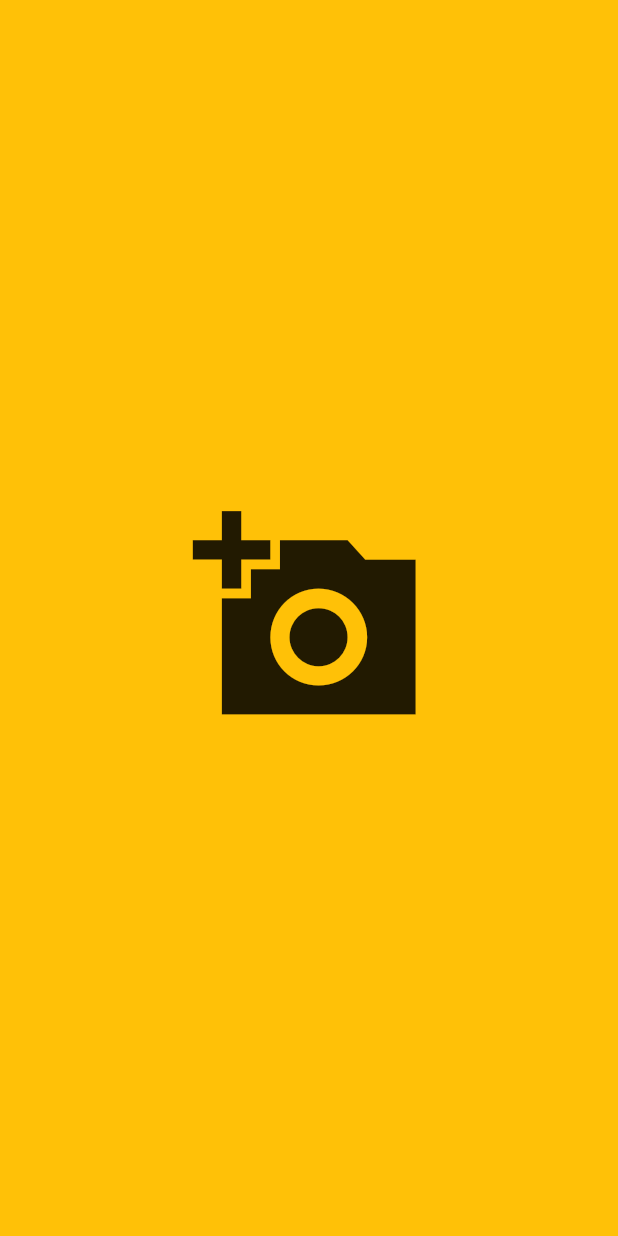
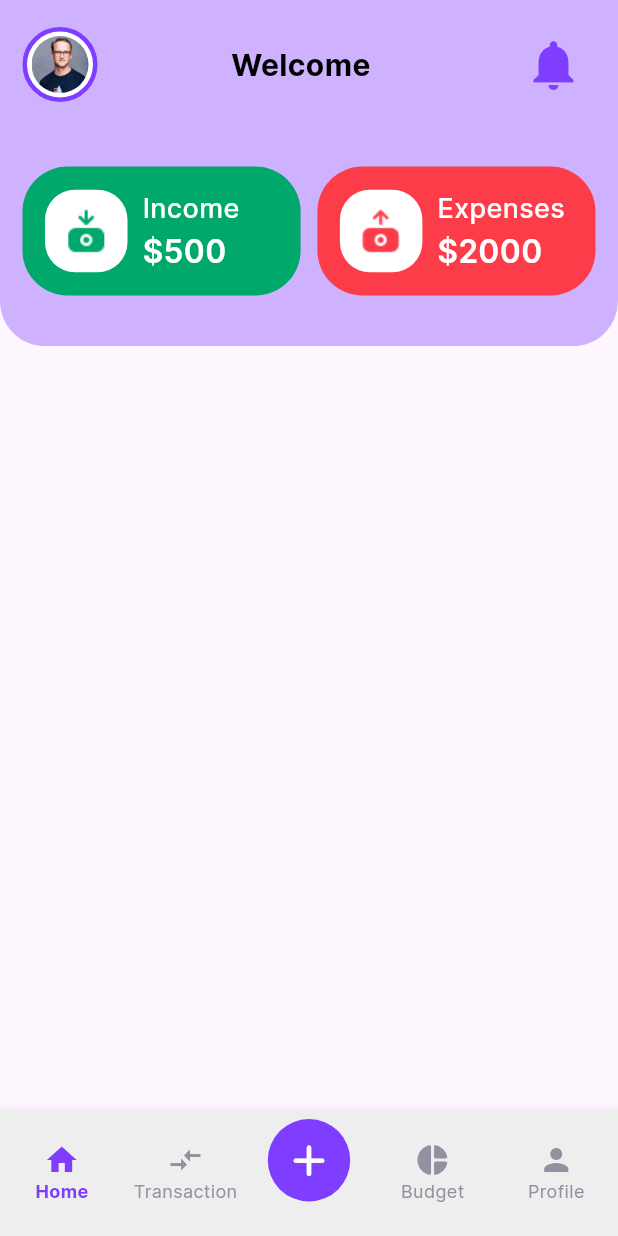
Before and after one commit to harsha-1211/expenz-app, a Flutter app: the MainScreen screen opened directly, on a phone screen of 412 x 824 dp. Run offline on Flutter 3.47's test engine with Material 3 defaults, Android fonts, the phone set to English and light mode, and no system bars; our stand-ins replace shared_preferences, smooth_page_indicator; accounts and stored records are empty.

Commit message:
home page top

```diff
--- /dev/null
+++ b/lib/screens/add_new_screen.dart
@@ -0,0 +1,19 @@
+import 'package:flutter/material.dart';
+
+class AddNewScreen extends StatefulWidget {
+  const AddNewScreen({super.key});
+
+  @override
+  State<AddNewScreen> createState() => _AddNewScreenState();
+}
+
+class _AddNewScreenState extends State<AddNewScreen> {
+  @override
+  Widget build(BuildContext context) {
+    return Scaffold(
+      appBar: AppBar(
+        title: Text("add new Page"),
+      ),
+    );
+  }
+}
--- /dev/null
+++ b/lib/screens/budget_page.dart
@@ -0,0 +1,19 @@
+import 'package:flutter/material.dart';
+
+class BudgetPage extends StatefulWidget {
+  const BudgetPage({super.key});
+
+  @override
+  State<BudgetPage> createState() => _BudgetPageState();
+}
+
+class _BudgetPageState extends State<BudgetPage> {
+  @override
+  Widget build(BuildContext context) {
+    return Scaffold(
+      appBar: AppBar(
+        title: Text("budget Page"),
+      ),
+    );
+  }
+}
--- /dev/null
+++ b/lib/screens/home_page.dart
@@ -0,0 +1,117 @@
+import 'package:expenz_app/widgets/income_expence_card.dart';
+import 'package:flutter/material.dart';
+
+import 'package:expenz_app/constant/colors.dart';
+import 'package:expenz_app/constant/constants.dart';
+import 'package:expenz_app/services/user_service.dart';
+
+class HomePage extends StatefulWidget {
+  const HomePage({super.key});
+
+  @override
+  State<HomePage> createState() => _HomePageState();
+}
+
+class _HomePageState extends State<HomePage> {
+  //for store the username
+  String userName = "";
+
+  @override
+  void initState() {
+    //get a username from shared preferences
+    UserService.getUserData().then((value) {
+      if (value["UserName"] != null) {
+        userName = value["UserName"]!;
+      }
+    });
+    super.initState();
+  }
+
+  @override
+  Widget build(BuildContext context) {
+    return Scaffold(
+      body: SafeArea(
+        child: SingleChildScrollView(
+          child: Column(
+            children: [
+              Container(
+                height: MediaQuery.of(context).size.height * 0.28,
+                decoration: BoxDecoration(
+                  // ignore: deprecated_member_use
+                  color: kMainColor.withOpacity(0.37),
+                  borderRadius: BorderRadius.only(
+                    bottomLeft: Radius.circular(30),
+                    bottomRight: Radius.circular(30),
+                  ),
+                ),
+                child: Padding(
+                  padding: EdgeInsets.symmetric(horizontal: kDefaultPadding),
+                  child: Column(
+                    children: [
+                      SizedBox(height: 15),
+                      Row(
+                        mainAxisAlignment: MainAxisAlignment.spaceBetween,
+                        children: [
+                          Container(
+                            height: 50,
+                            width: 50,
+                            decoration: BoxDecoration(
+                              shape: BoxShape.circle,
+                              color: kWhite,
+                              border: Border.all(color: kMainColor, width: 3),
+                            ),
+                            child: Padding(
+                              padding: const EdgeInsets.all(3),
+                              child: ClipRRect(
+                                borderRadius: BorderRadiusGeometry.circular(100),
+                                child: Image.asset("assets/images/user.jpg"),
+                              ),
+                            ),
+                          ),
+                          Text(
+                            "Welcome $userName",
+                            style: TextStyle(
+                              color: kBlack,
+                              fontSize: 20,
+                              fontWeight: FontWeight.bold,
+                            ),
+                          ),
+                          IconButton(
+                            onPressed: () {},
+                            icon: Icon(
+                              Icons.notifications,
+                              color: kMainColor,
+                              size: 40,
+                            ),
+                          ),
+                        ],
+                      ),
+                      SizedBox(height: 40),
+                      Row(
+                        mainAxisAlignment: MainAxisAlignment.spaceBetween,
+                        children: [
+                          IncomeExpenceCard(
+                            title: "Income",
+                            amount: 500,
+                            imageUrl: "assets/images/income.png",
+                            cardBGColor: kGreen,
+                          ),
+                          IncomeExpenceCard(
+                            title: "Expenses",
+                            amount: 2000,
+                            imageUrl: "assets/images/expense.png",
+                            cardBGColor: kRed,
+                          ),
+                        ],
+                      ),
+                    ],
+                  ),
+                ),
+              ),
+            ],
+          ),
+        ),
+      ),
+    );
+  }
+}
--- a/lib/screens/main_screen.dart
+++ b/lib/screens/main_screen.dart
@@ -1,3 +1,9 @@
+import 'package:expenz_app/constant/colors.dart';
+import 'package:expenz_app/screens/add_new_screen.dart';
+import 'package:expenz_app/screens/budget_page.dart';
+import 'package:expenz_app/screens/home_page.dart';
+import 'package:expenz_app/screens/profile_page.dart';
+import 'package:expenz_app/screens/transaction_page.dart';
 import 'package:flutter/material.dart';
 
 class MainScreen extends StatefulWidget {
@@ -8,11 +14,63 @@ class MainScreen extends StatefulWidget {
 }
 
 class _MainScreenState extends State<MainScreen> {
+  //current page index
+  int _currentIndex = 0;
+
   @override
   Widget build(BuildContext context) {
+    //screen list
+    final List<Widget> pages = [
+      HomePage(),
+      TransactionPage(),
+      AddNewScreen(),
+      BudgetPage(),
+      ProfilePage(),
+    ];
     return Scaffold(
-      backgroundColor: Colors.amber,
-      body: Center(child: Icon(Icons.add_a_photo_sharp, size: 155,)),
+      bottomNavigationBar: BottomNavigationBar(
+        type: BottomNavigationBarType.fixed,
+        backgroundColor: kLightGrey,
+        selectedItemColor: kMainColor,
+        unselectedItemColor: kGrey,
+        currentIndex: _currentIndex,
+        onTap: (index) {
+          setState(() {
+            _currentIndex = index;
+          });
+        },
+        selectedLabelStyle: TextStyle(
+          fontWeight: FontWeight.bold,
+          fontSize: 12,
+        ),
+        items: [
+          BottomNavigationBarItem(icon: Icon(Icons.home), label: "Home"),
+          BottomNavigationBarItem(
+            icon: Icon(Icons.compare_arrows_outlined),
+            label: "Transaction",
+          ),
+          BottomNavigationBarItem(
+            icon: Container(
+              height: 55,
+              width: 55,
+              decoration: BoxDecoration(
+                color: kMainColor,
+                shape: BoxShape.circle,
+              ),
+              child: Center(
+                child: Icon(Icons.add_rounded, color: kWhite, size: 35),
+              ),
+            ),
+            label: "",
+          ),
+          BottomNavigationBarItem(
+            icon: Icon(Icons.pie_chart_rounded),
+            label: "Budget",
+          ),
+          BottomNavigationBarItem(icon: Icon(Icons.person), label: "Profile"),
+        ],
+      ),
+      body: pages[_currentIndex],
     );
   }
 }
--- /dev/null
+++ b/lib/screens/profile_page.dart
@@ -0,0 +1,33 @@
+import 'package:expenz_app/constant/colors.dart';
+import 'package:flutter/material.dart';
+
+class ProfilePage extends StatelessWidget {
+  const ProfilePage({super.key});
+
+  @override
+  Widget build(BuildContext context) {
+    return Scaffold(
+      body: SafeArea(child: Column(
+        children: [
+          Row(
+            children: [
+              Container(
+                height: 35,
+                width: 35,
+                decoration: BoxDecoration(
+                  shape: BoxShape.circle,
+                  color: kWhite,
+                  border: Border.all(
+                    color: kMainColor,
+                    width: 3,
+                  )
+                ),
+              )
+            ],
+          ),
+
+        ],
+      )),
+    );
+  }
+}
--- /dev/null
+++ b/lib/screens/transaction_page.dart
@@ -0,0 +1,19 @@
+import 'package:flutter/material.dart';
+
+class TransactionPage extends StatefulWidget {
+  const TransactionPage({super.key});
+
+  @override
+  State<TransactionPage> createState() => _TransactionPageState();
+}
+
+class _TransactionPageState extends State<TransactionPage> {
+  @override
+  Widget build(BuildContext context) {
+    return Scaffold(
+      appBar: AppBar(
+        title: Text("transactions Page"),
+      ),
+    );
+  }
+}
--- a/lib/services/user_service.dart
+++ b/lib/services/user_service.dart
@@ -36,10 +36,19 @@ class UserService {
   }
 
   //method to check is username saved in shared preferences??
-  static Future<bool> isSavedUserName()async{
+  static Future<bool> isSavedUserName() async {
     //create an instance a shared preferences
     SharedPreferences prefs = await SharedPreferences.getInstance();
     String? userName = prefs.getString("UserName");
     return userName != null;
   }
+
+  //methods to a get username and email
+  static Future<Map<String, String>> getUserData() async {
+    //create an instance a shared preferences
+    SharedPreferences prefs = await SharedPreferences.getInstance();
+    String? userName = await prefs.getString("UserName");
+    String? email = await prefs.getString("Email");
+    return {"UserName": ?userName , "Email": ?email};
+  }
 }
--- /dev/null
+++ b/lib/widgets/income_expence_card.dart
@@ -0,0 +1,70 @@
+import 'package:expenz_app/constant/colors.dart';
+import 'package:flutter/material.dart';
+
+class IncomeExpenceCard extends StatefulWidget {
+  final String title;
+  final double amount;
+  final String imageUrl;
+  final Color cardBGColor;
+  const IncomeExpenceCard({
+    super.key,
+    required this.title,
+    required this.amount,
+    required this.imageUrl,
+    required this.cardBGColor,
+  });
+
+  @override
+  State<IncomeExpenceCard> createState() => _IncomeExpenceCardState();
+}
+
+class _IncomeExpenceCardState extends State<IncomeExpenceCard> {
+  @override
+  Widget build(BuildContext context) {
+    return Container(
+      width: MediaQuery.of(context).size.width * 0.45,
+      decoration: BoxDecoration(
+        borderRadius: BorderRadius.circular(30),
+        color: widget.cardBGColor,
+      ),
+      child: Padding(
+        padding: const EdgeInsets.all(15),
+        child: Row(
+          children: [
+            Container(
+              height: 55,
+              width: 55,
+              decoration: BoxDecoration(
+                color: kWhite,
+                borderRadius: BorderRadius.circular(20),
+              ),
+              child: Center(child: Image.asset(widget.imageUrl)),
+            ),
+            SizedBox(width: 10),
+            Column(
+              crossAxisAlignment: CrossAxisAlignment.start,
+              children: [
+                Text(
+                  widget.title,
+                  style: TextStyle(
+                    color: kWhite,
+                    fontSize: 18,
+                    fontWeight: FontWeight.w500,
+                  ),
+                ),
+                Text(
+                  "\$${widget.amount.toStringAsFixed(0)}",
+                  style: TextStyle(
+                    color: kWhite,
+                    fontSize: 21,
+                    fontWeight: FontWeight.w600,
+                  ),
+                ),
+              ],
+            ),
+          ],
+        ),
+      ),
+    );
+  }
+}
```
